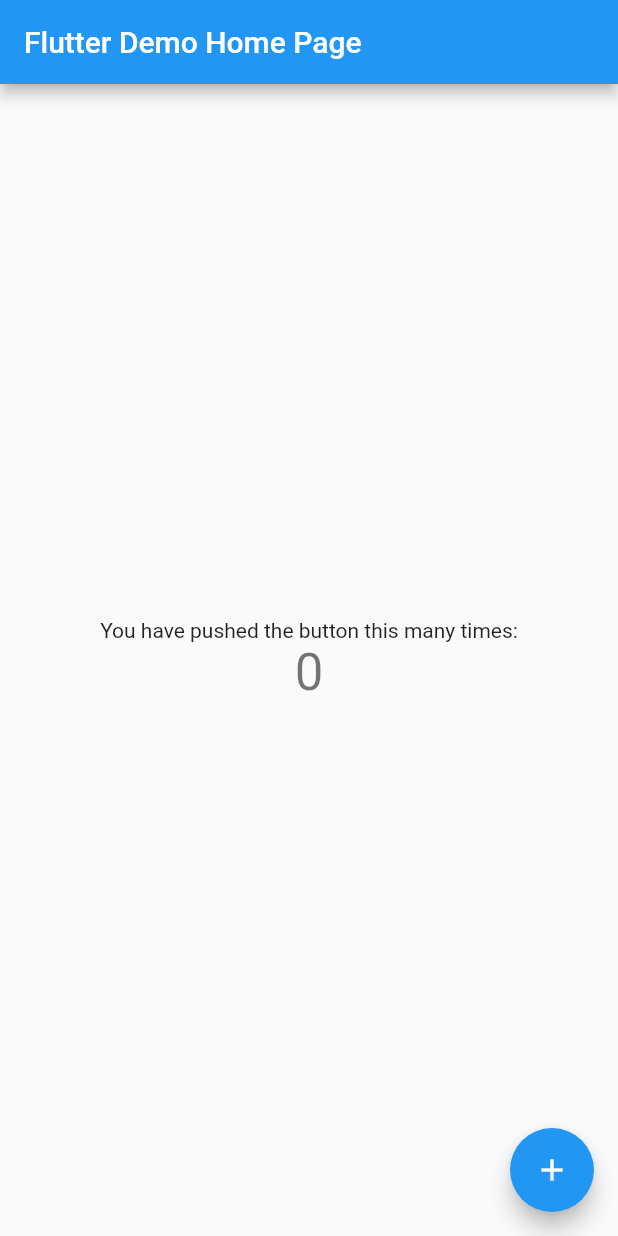
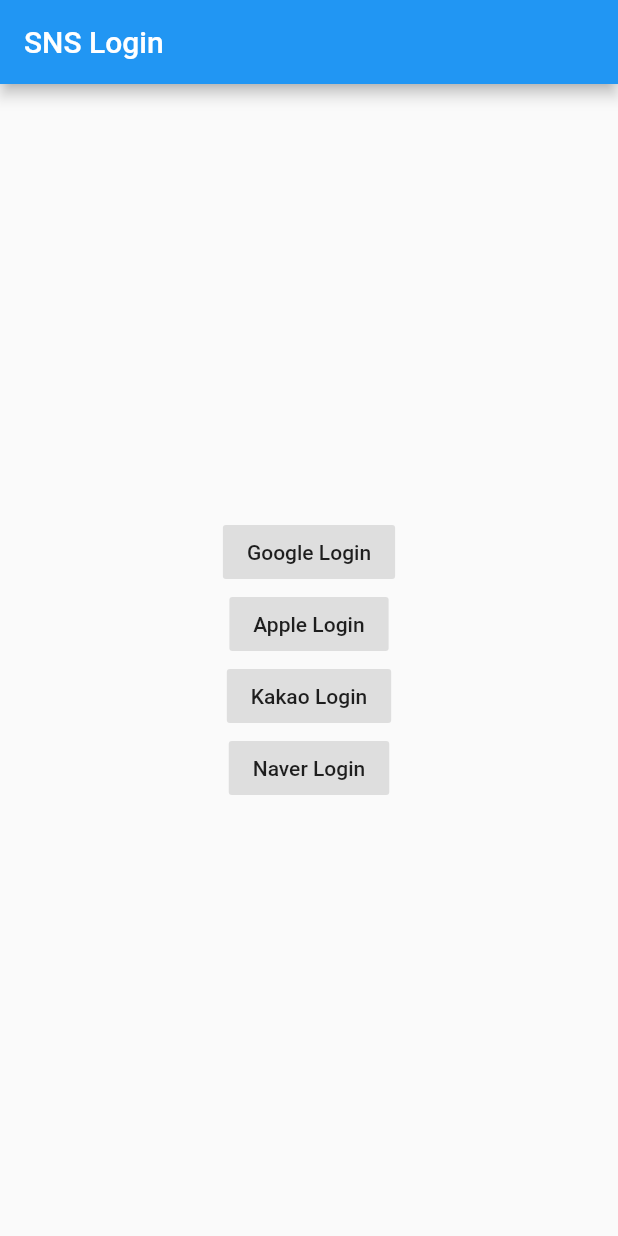
Before and after one commit to minipolarbear1/sns_login, a Flutter app: the screen it shows after launch, on a phone screen of 412 x 824 dp. Run offline on Flutter 3.47's test engine with Material 2 defaults, Android fonts, the phone set to English and light mode, and no system bars; our stand-ins replace firebase_auth, firebase_core, google_sign_in, sign_in_with_apple; missing offline and left inert: flutter_web_auth; accounts and stored records are empty.

Commit message:
sns_login_test

```diff
--- a/lib/main.dart
+++ b/lib/main.dart
@@ -1,4 +1,5 @@
 import 'package:flutter/material.dart';
+import 'package:social_login/src/app.dart';
 
 void main() {
   runApp(MyApp());
@@ -26,92 +27,7 @@ class MyApp extends StatelessWidget {
           // closer together (more dense) than on mobile platforms.
           visualDensity: VisualDensity.adaptivePlatformDensity,
         ),
-      home: MyHomePage(title: 'Flutter Demo Home Page'),
-    );
+        // home: MyHomePage(title: 'Flutter Demo Home Page'),
+        home: App());
   }
 }
-
-class MyHomePage extends StatefulWidget {
-  MyHomePage({Key key, this.title}) : super(key: key);
-
-  // This widget is the home page of your application. It is stateful, meaning
-  // that it has a State object (defined below) that contains fields that affect
-  // how it looks.
-
-  // This class is the configuration for the state. It holds the values (in this
-  // case the title) provided by the parent (in this case the App widget) and
-  // used by the build method of the State. Fields in a Widget subclass are
-  // always marked "final".
-
-  final String title;
-
-  @override
-  _MyHomePageState createState() => _MyHomePageState();
-}
-
-class _MyHomePageState extends State<MyHomePage> {
-  int _counter = 0;
-
-  void _incrementCounter() {
-    setState(() {
-      // This call to setState tells the Flutter framework that something has
-      // changed in this State, which causes it to rerun the build method below
-      // so that the display can reflect the updated values. If we changed
-      // _counter without calling setState(), then the build method would not be
-      // called again, and so nothing would appear to happen.
-      _counter++;
-    });
-  }
-
-  @override
-  Widget build(BuildContext context) {
-    // This method is rerun every time setState is called, for instance as done
-    // by the _incrementCounter method above.
-    //
-    // The Flutter framework has been optimized to make rerunning build methods
-    // fast, so that you can just rebuild anything that needs updating rather
-    // than having to individually change instances of widgets.
-    return Scaffold(
-      appBar: AppBar(
-        // Here we take the value from the MyHomePage object that was created by
-        // the App.build method, and use it to set our appbar title.
-        title: Text(widget.title),
-      ),
-      body: Center(
-        // Center is a layout widget. It takes a single child and positions it
-        // in the middle of the parent.
-        child: Column(
-          // Column is also a layout widget. It takes a list of children and
-          // arranges them vertically. By default, it sizes itself to fit its
-          // children horizontally, and tries to be as tall as its parent.
-          //
-          // Invoke "debug painting" (press "p" in the console, choose the
-          // "Toggle Debug Paint" action from the Flutter Inspector in Android
-          // Studio, or the "Toggle Debug Paint" command in Visual Studio Code)
-          // to see the wireframe for each widget.
-          //
-          // Column has various properties to control how it sizes itself and
-          // how it positions its children. Here we use mainAxisAlignment to
-          // center the children vertically; the main axis here is the vertical
-          // axis because Columns are vertical (the cross axis would be
-          // horizontal).
-          mainAxisAlignment: MainAxisAlignment.center,
-          children: <Widget>[
-            Text(
-              'You have pushed the button this many times:',
-            ),
-            Text(
-              '$_counter',
-              style: Theme.of(context).textTheme.headline4,
-            ),
-          ],
-        ),
-      ),
-      floatingActionButton: FloatingActionButton(
-        onPressed: _incrementCounter,
-        tooltip: 'Increment',
-        child: Icon(Icons.add),
-      ), // This trailing comma makes auto-formatting nicer for build methods.
-    );
-  }
-}
--- a/lib/src/app.dart
+++ b/lib/src/app.dart
@@ -0,0 +1,26 @@
+import 'package:firebase_core/firebase_core.dart';
+import 'package:flutter/material.dart';
+import 'package:social_login/src/page/home.dart';
+
+class App extends StatelessWidget {
+  const App({Key key}) : super(key: key);
+
+  @override
+  Widget build(BuildContext context) {
+    return FutureBuilder(
+      future: Firebase.initializeApp(),
+      //future에서 값을 가져왔을때 snapshot에 값이 저장됨
+      builder: (context, snapshot) {
+        if (snapshot.hasError) {
+          return Center(
+            child: Text("Firebase load Fail"),
+          );
+        }
+        if (snapshot.connectionState == ConnectionState.done) {
+          return Home();
+        }
+        return CircularProgressIndicator();
+      },
+    );
+  }
+}
--- a/lib/src/page/home.dart
+++ b/lib/src/page/home.dart
@@ -0,0 +1,35 @@
+import 'package:firebase_auth/firebase_auth.dart';
+import 'package:flutter/material.dart';
+import 'package:social_login/src/page/login.dart';
+
+class Home extends StatelessWidget {
+  const Home({Key key}) : super(key: key);
+
+  @override
+  Widget build(BuildContext context) {
+    return Scaffold(
+      body: StreamBuilder(
+          stream: FirebaseAuth.instance.authStateChanges(),
+          builder: (BuildContext context, AsyncSnapshot<User> snapshot) {
+            if (!snapshot.hasData) {
+              return LoginWidget();
+            } else {
+              return Center(
+                child: Column(
+                  mainAxisAlignment: MainAxisAlignment.center,
+                  children: [
+                    Text(
+                        "${snapshot.data.displayName ?? snapshot.data.email}님 환영합니다."),
+                    FlatButton(
+                      onPressed: FirebaseAuth.instance.signOut,
+                      child: Text("Log Out"),
+                      color: Colors.grey.withOpacity(0.3),
+                    )
+                  ],
+                ),
+              );
+            }
+          }),
+    );
+  }
+}
--- a/lib/src/page/login.dart
+++ b/lib/src/page/login.dart
@@ -0,0 +1,181 @@
+import 'package:firebase_auth/firebase_auth.dart';
+import 'package:flutter/material.dart';
+
+//login
+import 'package:flutter_web_auth/flutter_web_auth.dart';
+import 'package:sign_in_with_apple/sign_in_with_apple.dart';
+import 'dart:convert';
+import 'package:google_sign_in/google_sign_in.dart';
+import 'package:uuid/uuid.dart';
+import 'package:http/http.dart' as http;
+
+class LoginWidget extends StatelessWidget {
+  const LoginWidget({Key key}) : super(key: key);
+
+  //google login
+  Future<UserCredential> signInWithGoogle() async {
+    final GoogleSignInAccount googleUser = await GoogleSignIn().signIn();
+    final GoogleSignInAuthentication googleAuth =
+        await googleUser.authentication;
+
+    final credential = GoogleAuthProvider.credential(
+      accessToken: googleAuth.accessToken,
+      idToken: googleAuth.idToken,
+    );
+
+    return await FirebaseAuth.instance.signInWithCredential(credential);
+  }
+
+//Apple login
+  Future<UserCredential> signInWithApple() async {
+    bool isAvailable = await SignInWithApple.isAvailable();
+    if (isAvailable) {
+      final appleCredential = await SignInWithApple.getAppleIDCredential(
+          scopes: [
+            AppleIDAuthorizationScopes.email,
+            AppleIDAuthorizationScopes.fullName,
+          ],
+          webAuthenticationOptions: WebAuthenticationOptions(
+            clientId: "com.test.sns.login.socialLogin.web",
+            redirectUri: Uri.parse(
+                "https://crystalline-careful-mockingbird.glitch.me/callbacks/sign_in_with_apple"),
+          ));
+
+      final oauthCredential = OAuthProvider("apple.com").credential(
+        idToken: appleCredential.identityToken,
+        accessToken: appleCredential.authorizationCode,
+      );
+
+      return await FirebaseAuth.instance.signInWithCredential(oauthCredential);
+    } else {
+      final clientState = Uuid().v4();
+      final url = Uri.https('appleid.apple.com', '/auth/authorize', {
+        'response_type': 'code id_token',
+        'client_id': "com.test.sns.login.socialLogin.web",
+        'response_mode': 'form_post',
+        'redirect_uri':
+            'https://crystalline-careful-mockingbird.glitch.me/callbacks/apple/sign_in_with_apple',
+        'scope': 'email name',
+        'state': clientState,
+      });
+
+      final result = await FlutterWebAuth.authenticate(
+          url: url.toString(), callbackUrlScheme: "applink");
+
+      final body = Uri.parse(result).queryParameters;
+      final oauthCredential = OAuthProvider("apple.com").credential(
+        idToken: body['id_token'],
+        accessToken: body['code'],
+      );
+      return await FirebaseAuth.instance.signInWithCredential(oauthCredential);
+    }
+  }
+
+  //kakao Login
+  Future<UserCredential> signInWithKakao() async {
+    final clientState = Uuid().v4();
+    final url = Uri.https('kauth.kakao.com', '/oauth/authorize', {
+      'response_type': 'code', //고정
+      'client_id': "f46ef2fa51ca2734ba4d500bce338aa5",
+      'response_mode': 'form_post',
+      'redirect_uri':
+          'https://crystalline-careful-mockingbird.glitch.me/callbacks/kakao/sign_in',
+      'state': clientState,
+    });
+
+    final result = await FlutterWebAuth.authenticate(
+        url: url.toString(), callbackUrlScheme: "webauthcallback");
+
+    final body = Uri.parse(result).queryParameters;
+    print(body);
+
+    final tokenUrl = Uri.https('kauth.kakao.com', '/oauth/token', {
+      'grant_type': 'authorization_code', //고정
+      'client_id': "f46ef2fa51ca2734ba4d500bce338aa5",
+      'redirect_uri':
+          'https://crystalline-careful-mockingbird.glitch.me/callbacks/kakao/sign_in',
+      "code": body['code'],
+    });
+    var response = await http.post(tokenUrl.toString());
+    print('Response status: ${response.statusCode}');
+    Map<String, dynamic> accessTokenResult = json.decode(response.body);
+    var responseCustomToken = await http.post(
+        "https://crystalline-careful-mockingbird.glitch.me/callbacks/kakao/token",
+        body: {"accessToken": accessTokenResult['access_token']});
+
+    return await FirebaseAuth.instance
+        .signInWithCustomToken(responseCustomToken.body);
+  }
+
+  //naver Login
+  Future<UserCredential> signInWithNaver() async {
+    final clientState = Uuid().v4();
+    final url = Uri.https('nid.naver.com', '/oauth2.0/authorize', {
+      'response_type': 'code', //고정
+      'client_id': "b3NbZ6Q5AWca2vSm6s7D",
+      'response_mode': 'form_post',
+      'redirect_uri':
+          'https://crystalline-careful-mockingbird.glitch.me/callbacks/naver/sign_in',
+      'state': clientState,
+    });
+
+    final result = await FlutterWebAuth.authenticate(
+        url: url.toString(), callbackUrlScheme: "webauthcallback");
+
+    final body = Uri.parse(result).queryParameters;
+    print(body);
+
+    final tokenUrl = Uri.https('nid.naver.com', '/oauth2.0/token', {
+      'grant_type': 'authorization_code', //고정
+      'client_id': "b3NbZ6Q5AWca2vSm6s7D",
+      "client_secret": 'uKsqSqKKW_',
+      'state': clientState,
+      "code": body['code'],
+    });
+    var response = await http.post(tokenUrl.toString());
+    print('Response status: ${response.statusCode}');
+    Map<String, dynamic> accessTokenResult = json.decode(response.body);
+    var responseCustomToken = await http.post(
+        "https://crystalline-careful-mockingbird.glitch.me/callbacks/naver/token",
+        body: {"accessToken": accessTokenResult['access_token']});
+
+    return await FirebaseAuth.instance
+        .signInWithCustomToken(responseCustomToken.body);
+  }
+
+  @override
+  Widget build(BuildContext context) {
+    return Scaffold(
+      appBar: AppBar(
+        title: Text("SNS Login"),
+      ),
+      body: Center(
+        child: Column(
+          mainAxisAlignment: MainAxisAlignment.center,
+          children: [
+            FlatButton(
+              onPressed: signInWithGoogle,
+              child: Text("Google Login"),
+              color: Colors.grey.withOpacity(0.3),
+            ),
+            FlatButton(
+              onPressed: signInWithApple,
+              child: Text("Apple Login"),
+              color: Colors.grey.withOpacity(0.3),
+            ),
+            FlatButton(
+              onPressed: signInWithKakao,
+              child: Text("Kakao Login"),
+              color: Colors.grey.withOpacity(0.3),
+            ),
+            FlatButton(
+              onPressed: signInWithNaver,
+              child: Text("Naver Login"),
+              color: Colors.grey.withOpacity(0.3),
+            )
+          ],
+        ),
+      ),
+    );
+  }
+}
```
Also changed, not shown: pubspec.yaml (+15 -2 lines), pubspec.lock, 56 other files. Lines whose indentation alone changed are shown as unchanged.
